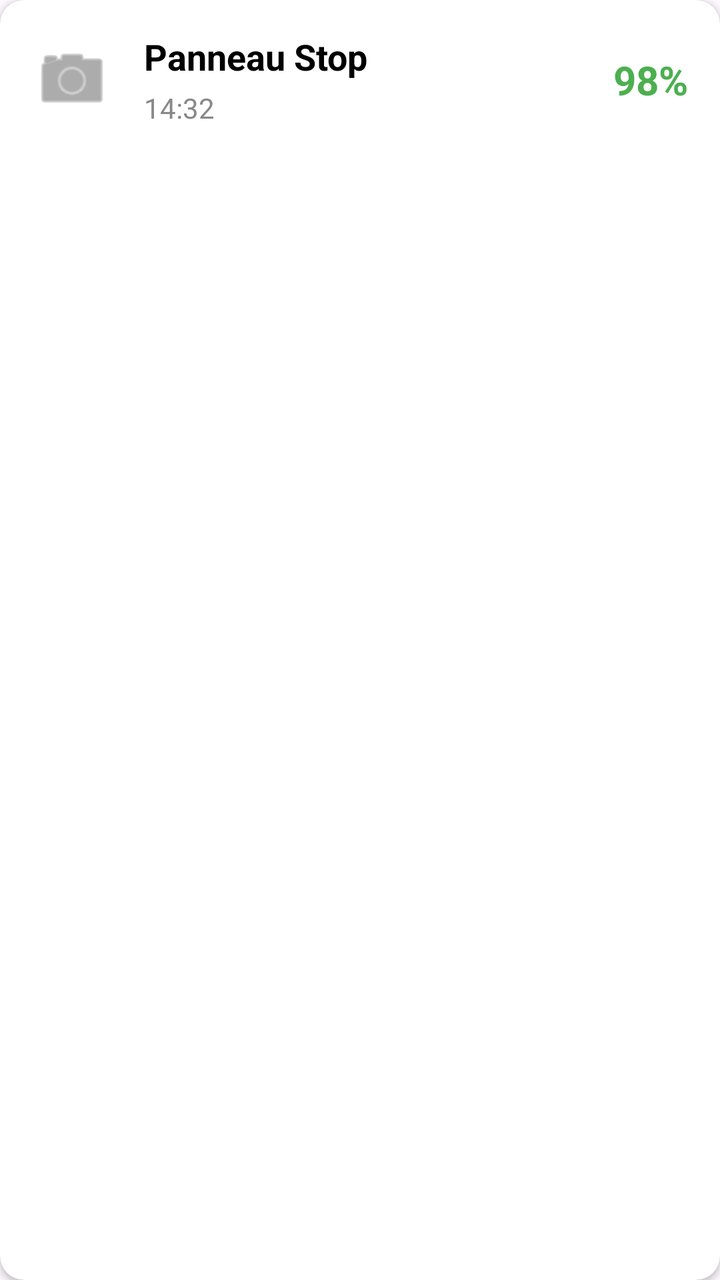
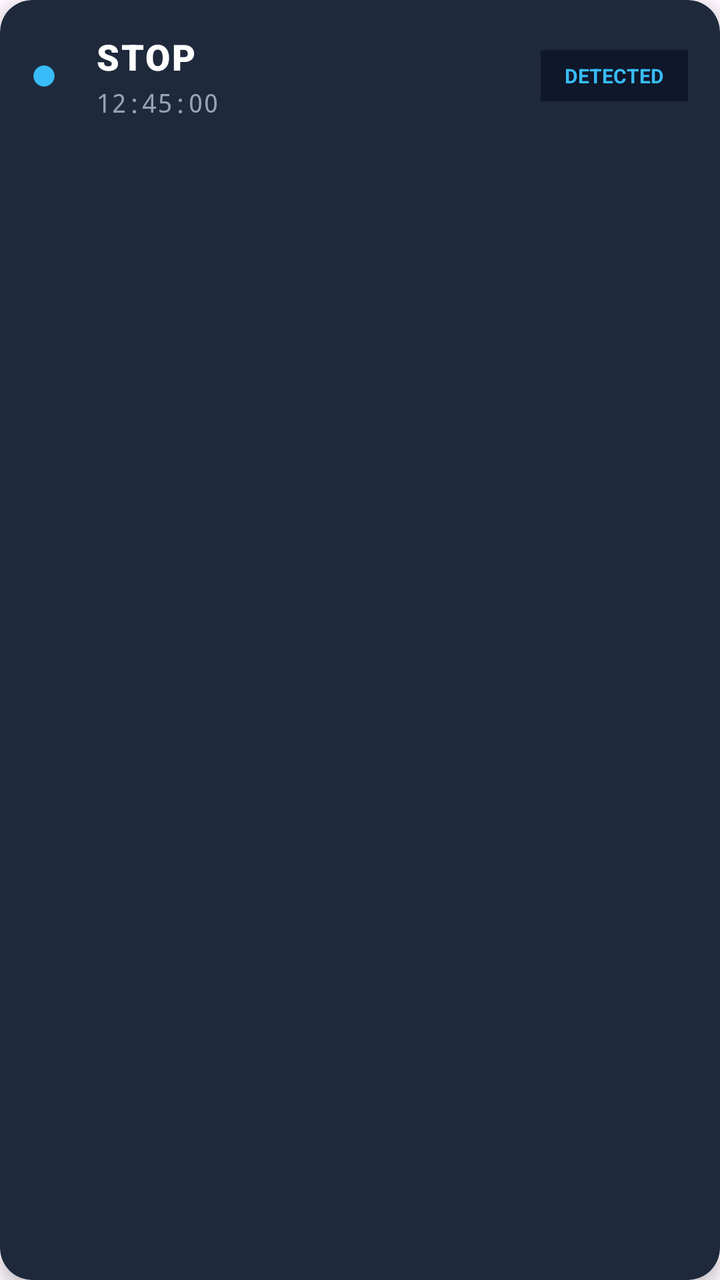

The first picture is an Android layout as it rendered before a commit; the second is the same layout after the commit. The layout source and the unified diff follow.
<!-- AndroidManifest.xml: application theme Theme.PROJET_M1 -->
<!-- res/layout/item_history_row.xml -->
<?xml version="1.0" encoding="utf-8"?>
<androidx.cardview.widget.CardView
    xmlns:android="http://schemas.android.com/apk/res/android"
    xmlns:app="http://schemas.android.com/apk/res-auto"
    android:layout_width="match_parent"
    android:layout_height="wrap_content"
    android:layout_marginHorizontal="16dp"
    android:layout_marginVertical="8dp"
    app:cardCornerRadius="12dp"
    app:cardElevation="2dp">

    <androidx.constraintlayout.widget.ConstraintLayout
        android:layout_width="match_parent"
        android:layout_height="wrap_content"
        android:padding="16dp">


        <ImageView
            android:id="@+id/imageSignIcon"
            android:layout_width="40dp"
            android:layout_height="40dp"
            android:src="@android:drawable/ic_menu_camera"
            app:tint="#757575"
            app:layout_constraintStart_toStartOf="parent"
            app:layout_constraintTop_toTopOf="parent"
            app:layout_constraintBottom_toBottomOf="parent"/>


        <TextView
            android:id="@+id/textSignName"
            android:layout_width="0dp"
            android:layout_height="wrap_content"
            android:text="Panneau Stop"
            android:textSize="18sp"
            android:textStyle="bold"
            android:textColor="@color/black"
            android:layout_marginStart="16dp"
            app:layout_constraintStart_toEndOf="@id/imageSignIcon"
            app:layout_constraintTop_toTopOf="parent"
            app:layout_constraintEnd_toStartOf="@id/textSignScore"/>


        <TextView
            android:id="@+id/textSignTime"
            android:layout_width="wrap_content"
            android:layout_height="wrap_content"
            android:text="14:32"
            android:textSize="14sp"
            android:textColor="#888888"
            android:layout_marginTop="4dp"
            app:layout_constraintStart_toStartOf="@id/textSignName"
            app:layout_constraintTop_toBottomOf="@id/textSignName"/>


        <TextView
            android:id="@+id/textSignScore"
            android:layout_width="wrap_content"
            android:layout_height="wrap_content"
            android:text="98%"
            android:textSize="20sp"
            android:textColor="#4CAF50"
            android:textStyle="bold"
            app:layout_constraintEnd_toEndOf="parent"
            app:layout_constraintTop_toTopOf="parent"
            app:layout_constraintBottom_toBottomOf="parent"/>

    </androidx.constraintlayout.widget.ConstraintLayout>
</androidx.cardview.widget.CardView>
<!-- resources referenced by this layout -->
<resources>
  <color name="black">#FF000000</color>
  <style name="Theme.PROJET_M1" parent="Base.Theme.PROJET_M1" />
  <style name="Base.Theme.PROJET_M1" parent="Theme.Material3.DayNight.NoActionBar">
          
          
      </style>
</resources>

<!-- the commit's change to res/layout/item_history_row.xml (unified diff, before → after) -->
@@ -1,68 +1,69 @@
 <?xml version="1.0" encoding="utf-8"?>
-<androidx.cardview.widget.CardView
-    xmlns:android="http://schemas.android.com/apk/res/android"
+<androidx.cardview.widget.CardView xmlns:android="http://schemas.android.com/apk/res/android"
     xmlns:app="http://schemas.android.com/apk/res-auto"
     android:layout_width="match_parent"
     android:layout_height="wrap_content"
     android:layout_marginHorizontal="16dp"
     android:layout_marginVertical="8dp"
-    app:cardCornerRadius="12dp"
-    app:cardElevation="2dp">
+    app:cardBackgroundColor="#1E293B"
+    app:cardCornerRadius="16dp"
+    app:cardElevation="4dp">
 
-    <androidx.constraintlayout.widget.ConstraintLayout
+    <RelativeLayout
         android:layout_width="match_parent"
         android:layout_height="wrap_content"
         android:padding="16dp">
 
+        <View
+            android:id="@+id/indicator"
+            android:layout_width="12dp"
+            android:layout_height="12dp"
+            android:layout_centerVertical="true"
+            android:background="@android:drawable/presence_online"
+            android:backgroundTint="#38BDF8" />
 
-        <ImageView
-            android:id="@+id/imageSignIcon"
-            android:layout_width="40dp"
-            android:layout_height="40dp"
-            android:src="@android:drawable/ic_menu_camera"
-            app:tint="#757575"
-            app:layout_constraintStart_toStartOf="parent"
-            app:layout_constraintTop_toTopOf="parent"
-            app:layout_constraintBottom_toBottomOf="parent"/>
+        <LinearLayout
+            android:layout_width="wrap_content"
+            android:layout_height="wrap_content"
+            android:layout_marginStart="20dp"
+            android:layout_toEndOf="@id/indicator"
+            android:orientation="vertical">
 
+            <TextView
+                android:id="@+id/textSignName"
+                android:layout_width="wrap_content"
+                android:layout_height="wrap_content"
+                android:text="STOP"
+                android:textColor="#FFFFFF"
+                android:textSize="18sp"
+                android:fontFamily="sans-serif-black"
+                android:textAllCaps="true"
+                android:letterSpacing="0.05" />
+
+            <TextView
+                android:id="@+id/textTimestamp"
+                android:layout_width="wrap_content"
+                android:layout_height="wrap_content"
+                android:layout_marginTop="2dp"
+                android:text="12:45:00"
+                android:textColor="#94A3B8"
+                android:textSize="13sp"
+                android:fontFamily="monospace" />
+        </LinearLayout>
 
         <TextView
-            android:id="@+id/textSignName"
-            android:layout_width="0dp"
-            android:layout_height="wrap_content"
-            android:text="Panneau Stop"
-            android:textSize="18sp"
-            android:textStyle="bold"
-            android:textColor="@color/black"
-            android:layout_marginStart="16dp"
-            app:layout_constraintStart_toEndOf="@id/imageSignIcon"
-            app:layout_constraintTop_toTopOf="parent"
-            app:layout_constraintEnd_toStartOf="@id/textSignScore"/>
-
-
-        <TextView
-            android:id="@+id/textSignTime"
             android:layout_width="wrap_content"
             android:layout_height="wrap_content"
-            android:text="14:32"
-            android:textSize="14sp"
-            android:textColor="#888888"
-            android:layout_marginTop="4dp"
-            app:layout_constraintStart_toStartOf="@id/textSignName"
-            app:layout_constraintTop_toBottomOf="@id/textSignName"/>
+            android:layout_alignParentEnd="true"
+            android:layout_centerVertical="true"
+            android:background="@drawable/abc_cab_background_internal_bg"
+            android:backgroundTint="#0F172A"
+            android:paddingHorizontal="12dp"
+            android:paddingVertical="6dp"
+            android:text="DETECTED"
+            android:textColor="#38BDF8"
+            android:textSize="10sp"
+            android:textStyle="bold" />
 
-
-        <TextView
-            android:id="@+id/textSignScore"
-            android:layout_width="wrap_content"
-            android:layout_height="wrap_content"
-            android:text="98%"
-            android:textSize="20sp"
-            android:textColor="#4CAF50"
-            android:textStyle="bold"
-            app:layout_constraintEnd_toEndOf="parent"
-            app:layout_constraintTop_toTopOf="parent"
-            app:layout_constraintBottom_toBottomOf="parent"/>
-
-    </androidx.constraintlayout.widget.ConstraintLayout>
+    </RelativeLayout>
 </androidx.cardview.widget.CardView>
<!-- resource entries referenced after the edit -->
@@ -1,6 +1,5 @@
 <!-- resources referenced by this layout -->
 <resources>
-  <color name="black">#FF000000</color>
   <style name="Theme.PROJET_M1" parent="Base.Theme.PROJET_M1" />
   <style name="Base.Theme.PROJET_M1" parent="Theme.Material3.DayNight.NoActionBar">
           
